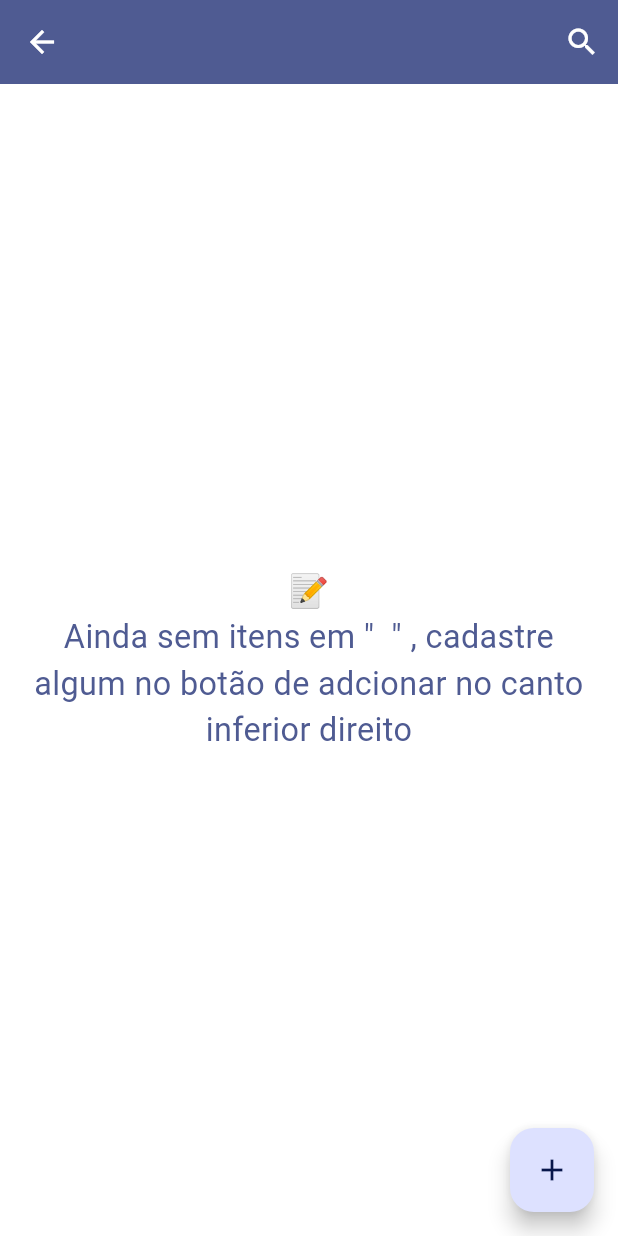
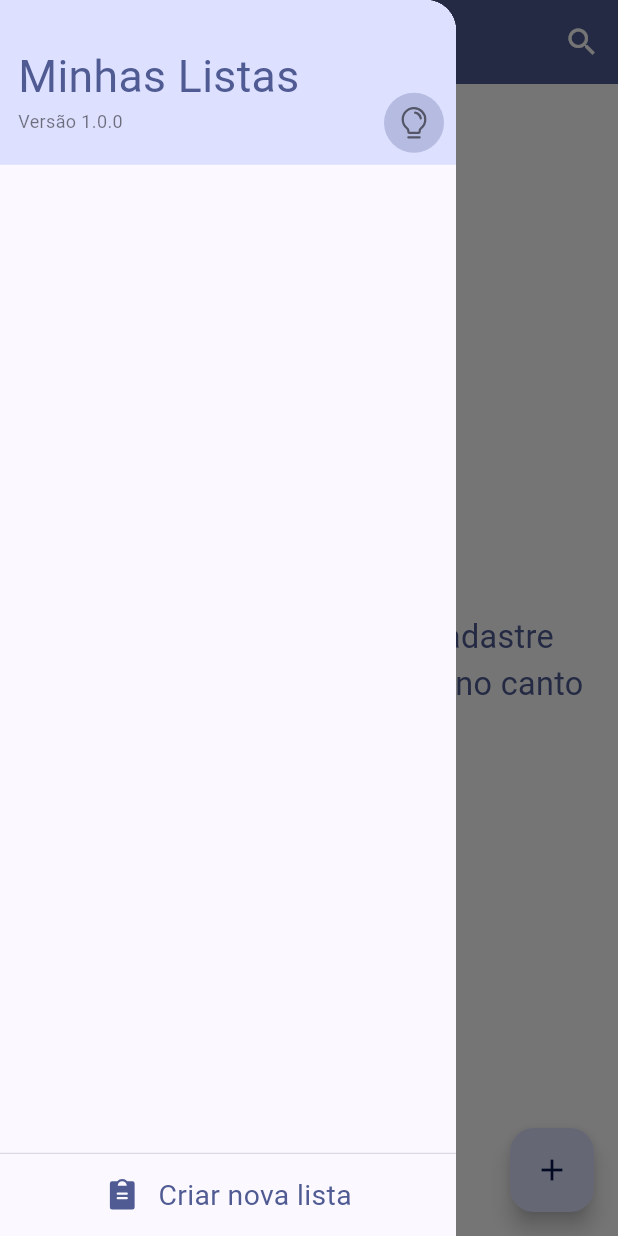
Before and after one commit to Sampaio-Luan/listas_de_compras, a Flutter app: the ItensPage screen opened directly with empty values, with the side drawer open (before the commit the screen has no drawer), on a phone screen of 412 x 824 dp. Run offline on Flutter 3.47's test engine with Material 3 defaults, Android fonts, the phone set to English and light mode, and no system bars; our stand-ins replace expandable_text, flutter_slidable, google_fonts, phosphor_flutter, shared_preferences, sqflite; accounts and stored records are empty; Roboto replaces fonts that are missing (Balsamiq Sans, Pridi).

Commit message:
Refatoração

```diff
--- a/lib/controllers/listas_controller.dart
+++ b/lib/controllers/listas_controller.dart
@@ -1,12 +1,27 @@
 import 'package:flutter/material.dart';
 
 import '../models/lista.module.dart';
+import '../repositories/listas_repository.dart';
 
 class ListasController extends ChangeNotifier {
   String _ordenarPor = '';
   String get ordenarPor => _ordenarPor;
-  final List<ListaModel> _listas = [];
+  List<ListaModel> _listas = [];
   List<ListaModel> get listas => _listas;
+
+  ListasController() {
+    _initRepository();
+  }
+
+  _initRepository() async {
+    _listas.clear();
+    _recuperarListas();
+  }
+
+  _recuperarListas() async {
+    _listas = await ListasRepository().recuperarListas();
+    notifyListeners();
+  }
 
   ordenarListas(String ordem) {
     _ordenarPor = ordem;
--- /dev/null
+++ b/lib/pages/drawer_lista.dart
@@ -0,0 +1,130 @@
+import 'package:flutter/material.dart';
+
+import 'package:intl/intl.dart';
+import 'package:phosphor_flutter/phosphor_flutter.dart';
+import 'package:provider/provider.dart';
+
+import 'package:listas_de_compras/controllers/listas_controller.dart';
+
+import '../preferencias_usuario.dart';
+import '../theme/estilos.dart';
+import '../widgets/formulario_lista.dart';
+import '../widgets/n_layout_lista.dart';
+
+class DrawerListas extends StatefulWidget {
+  const DrawerListas({super.key});
+
+  @override
+  State<DrawerListas> createState() => _DrawerListasState();
+}
+
+class _DrawerListasState extends State<DrawerListas> {
+  final formatoData = DateFormat.yMMMMd('pt_BR');
+  @override
+  Widget build(BuildContext context) {
+    final preferencias = context.read<PreferenciasUsuarioShared>();
+
+    return Drawer(
+      shape: const RoundedRectangleBorder(
+          borderRadius: BorderRadius.only(
+              topRight: Radius.circular(20), bottomRight: Radius.circular(0))),
+      //width: MediaQuery.of(context).size.width * 0.6,
+      elevation: 0,
+
+      child: Column(children: [
+        Expanded(
+          flex: 2,
+          child: Container(
+            constraints: const BoxConstraints.expand(),
+            color: Theme.of(context).colorScheme.primaryContainer,
+            child: Padding(
+              padding: const EdgeInsets.only(top: 30.0, left: 12),
+              child: Row(
+                  mainAxisAlignment: MainAxisAlignment.spaceBetween,
+                  crossAxisAlignment: CrossAxisAlignment.end,
+                  children: [
+                    // Text(
+                    //   formatoData.format(DateTime.now()),
+                    //   style: Estilos().sutil(context, tamanho: 15),
+                    // ),
+                    Column(
+                        crossAxisAlignment: CrossAxisAlignment.start,
+                        children: [
+                          Text('Minhas Listas',
+                              style:
+                                  Estilos().tituloColor(context, tamanho: 'g')),
+                          Text('Versão 1.0.0',
+                              style: Estilos().sutil(context, tamanho: 12))
+                        ]),
+                    Padding(
+                      padding: const EdgeInsets.all(8.0),
+                      child: CircleAvatar(
+                        backgroundColor:
+                            Theme.of(context).colorScheme.primary.withAlpha(70),
+                        radius: 20,
+                        child: IconButton(
+                            onPressed: () {
+                              preferencias.mudarTema();
+                            },
+                            icon: preferencias.temaEscuro
+                                ? const Icon(
+                                    PhosphorIconsRegular.lightbulbFilament,
+                                    size: 24)
+                                : const Icon(PhosphorIconsRegular.lightbulb,
+                                    size: 24,color: Colors.black54, )),
+                      ),
+                    )
+                  ]),
+            ),
+          ),
+        ),
+
+        // const Divider(
+        //   height: 0,
+        //   thickness: 1,
+        // ),
+        Expanded(
+          flex: 12,
+          child: Consumer<ListasController>(
+              builder: (context, controleLista, child) {
+            return ListView.separated(
+                itemCount: controleLista.listas.length,
+                separatorBuilder: (BuildContext context, int index) {
+                  return const Divider(
+                    height: 2,
+                    thickness: 0.5,
+                  );
+                },
+                itemBuilder: (context, index) {
+                  return NLayoutLista(lista: controleLista.listas[index]);
+                });
+          }),
+        ),
+        const Divider(
+          height: 0,
+          thickness: 0.5,
+        ),
+        Expanded(
+          child: InkWell(
+            onTap: () {
+              showDialog(
+                  context: context,
+                  builder: (BuildContext context) {
+                    return const FormularioLista(
+                      lista: null,
+                    );
+                  });
+            },
+            child: Row(mainAxisAlignment: MainAxisAlignment.center, children: [
+              Icon(PhosphorIconsFill.clipboardText,
+                  color: Theme.of(context).colorScheme.primary),
+              const SizedBox(width: 12),
+              Text('Criar nova lista',
+                  style: Estilos().tituloColor(context, tamanho: 'p')),
+            ]),
+          ),
+        ),
+      ]),
+    );
+  }
+}
--- a/lib/pages/itens_page.dart
+++ b/lib/pages/itens_page.dart
@@ -11,6 +11,8 @@ import '../theme/estilos.dart';
 import '../widgets/formulario_item.dart';
 import '../widgets/n_layout_item.dart';
 import '../widgets/painel_controle.dart';
+
+import 'drawer_lista.dart';
 
 class ItensPage extends StatefulWidget {
   final ListaModel lista;
@@ -28,6 +30,7 @@ class _ItensPageState extends State<ItensPage> {
   Widget build(BuildContext context) {
     final ctrl = context.watch<ItensController>();
     return Scaffold(
+       drawer: const DrawerListas(),
       appBar: ctrl.itensSelecionados.isNotEmpty
           ? _appBarSelecionados(context)
           : ctrl.isPesquisar
@@ -142,6 +145,7 @@ class _ItensPageState extends State<ItensPage> {
   AppBar _appBarPadrao(context) {
     final controle = Provider.of<ItensController>(context, listen: false);
     return AppBar(
+
       backgroundColor:
           Theme.of(context).colorScheme.brightness == Brightness.light
               ? Theme.of(context).colorScheme.primary
--- a/lib/preferencias_usuario.dart
+++ b/lib/preferencias_usuario.dart
@@ -5,9 +5,15 @@ import 'package:shared_preferences/shared_preferences.dart';
 class PreferenciasUsuarioShared extends ChangeNotifier {
   late final SharedPreferences _prefs;
 
-  late bool _temaEscuro ;
+//#region ===================== * ATRIBUTOS * ===================================
+
+  late bool _temaEscuro;
   bool get temaEscuro => _temaEscuro;
 
+  late int _idUltimaListaVisitada;
+  int get idUltimaListaVisitada => _idUltimaListaVisitada;
+
+//#endregion =====================================================================
   PreferenciasUsuarioShared() {
     _inicializar();
   }
@@ -15,14 +21,20 @@ class PreferenciasUsuarioShared extends ChangeNotifier {
   _inicializar() async {
     _prefs = await SharedPreferences.getInstance();
     _temaEscuro = _prefs.getBool('temaEscuro') ?? false;
+    _idUltimaListaVisitada = _prefs.getInt('idUltimaLista') ?? 0;
 
     notifyListeners();
   }
 
-  mudarTema() {
+  setUltimaListaVisitada(int id) async {
+    _idUltimaListaVisitada = id;
+    _prefs.setInt('idUltimaLista', _idUltimaListaVisitada);
+  }
+
+  mudarTema() async {
     _temaEscuro = !_temaEscuro;
     _prefs.setBool('temaEscuro', _temaEscuro);
+
     notifyListeners();
   }
-
 }
--- a/lib/widgets/layout_lista.dart
+++ b/lib/widgets/layout_lista.dart
@@ -1,5 +1,4 @@
 import 'package:flutter/material.dart';
-import 'package:flutter/widgets.dart';
 
 import 'package:expandable_text/expandable_text.dart';
 import 'package:intl/intl.dart';
```
Also changed, not shown: lib/main.dart (+3 -4 lines), lib/pages/apagar.dart (deleted, +0 -43 lines), lib/pages/listas_page.dart (+8 -18 lines), lib/repositories/listas_repository.dart (+6 -5 lines), lib/widgets/n_layout_lista.dart (added, +67 -0 lines).
